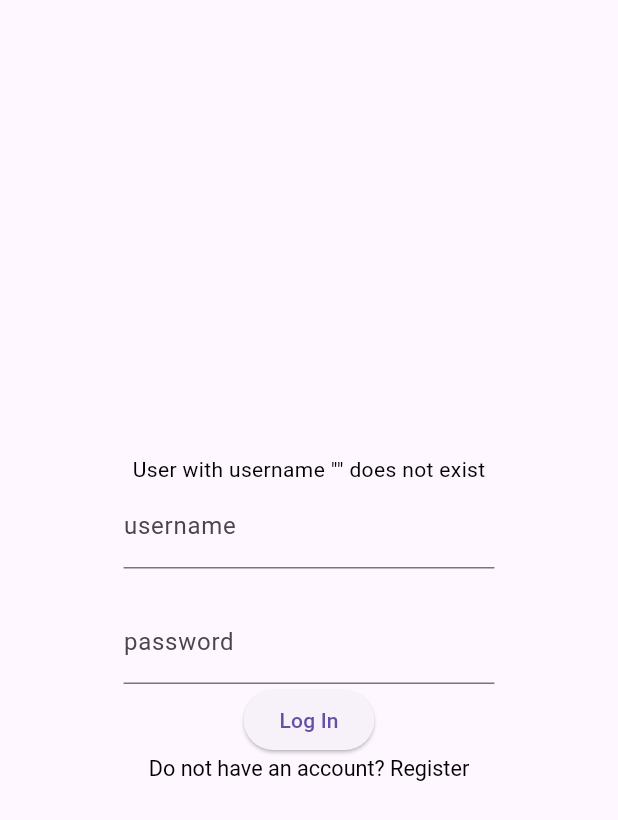
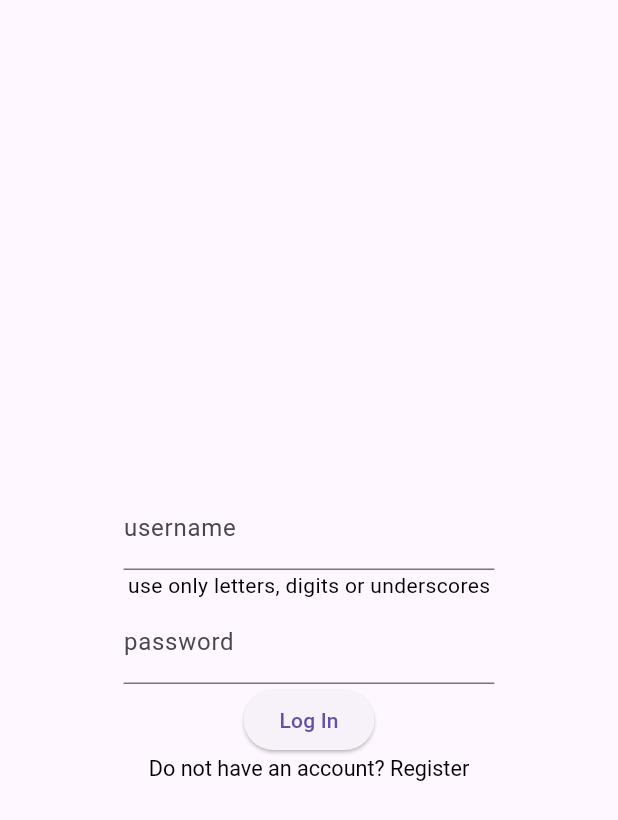
Before and after one commit to BohdanBodakva/my_flutter_application, a Flutter app: the screen it shows after launch, after a tap on "Log In", on a phone screen of 412 x 824 dp. Shown: the top 820 px of the screen. Run offline on Flutter 3.47's test engine with Material 3 defaults, Android fonts, the phone set to English and light mode, and no system bars; our stand-ins replace shared_preferences.

Commit message:
added new functional

```diff
--- a/lib/instances/user.dart
+++ b/lib/instances/user.dart
@@ -9,7 +9,6 @@ class User{
   String name;
   String surname;
 
-
   User({
     required this.username,
     required this.password,
@@ -18,17 +17,21 @@ class User{
     this.surname = '',
   });
 
-  factory User.fromJson(Map<String, String> parsedJson) {
+  static User? fromJson(dynamic parsedJson) {
+    if (parsedJson == null || parsedJson == ''){
+      return null;
+    }
+
     return User(
-      username: parsedJson['username'] ?? "",
-      password: parsedJson['password'] ?? ""
+      username: parsedJson['username'] as String ?? '',
+      password: parsedJson['password'] as String ?? '',
     );
   }
 
   Map<String, dynamic> toJson() {
     return {
-      "username": this.username,
-      "password": this.password
+      'username': username,
+      'password': password,
     };
   }
 
--- a/lib/logic/user_controller.dart
+++ b/lib/logic/user_controller.dart
@@ -1,14 +1,19 @@
+import 'dart:convert';
+
 import 'package:my_flutter_application/instances/user.dart';
+import 'package:shared_preferences/shared_preferences.dart';
 
-class UserController{
-
-  static List<User> __users = [
+abstract class UserController{
+  static final __admin =
     User(
       username: 'admin',
       password: 'admin',
-      name: 'Admin'
-    )
-  ];
+      name: 'Admin',
+    );
+
+  static User getAdmin(){
+    return __admin;
+  }
 
   static String? __currentUsername;
 
@@ -16,9 +21,9 @@ class UserController{
     return __currentUsername;
   }
 
-  static List<User> getAllUsers(){
-    return __users;
-  }
+  // static List<User> getAllUsers(){
+  //   return __users;
+  // }
 
   static void setUsernameAsActive(String username){
     __currentUsername = username;
@@ -28,36 +33,54 @@ class UserController{
     __currentUsername = null;
   }
 
-  static User? getUserByUsername(String username){
-    for (var user in __users){
-      if(user.username == username){
-        return user;
-      }
+  static Future<User?> getUserByUsername(String username) async{
+    var prefs = await SharedPreferences.getInstance();
+    var user = User.fromJson(jsonDecode((prefs.getString(username))!));
+
+    if (user == null){
+      return null;
     }
-    return null;
+
+    return user;
   }
 
-  static bool __checkIfUsernameIsUnique(String username){
-    for (var user in __users){
-      if(user.username == username){
-        return false;
-      }
-    }
-    return true;
-  }
+  // static bool __checkIfUsernameIsUnique(String username) async{
+  //   var prefs = await SharedPreferences.getInstance();
+  //   User user = User.fromJson(jsonDecode((prefs.getString(username))!));
 
-  static String addNewUser(User user){
-    if (!__checkIfUsernameIsUnique(user.username)){
-      return 'User with username "${user.username}" already exists';
-    }
-    __currentUsername = user.username;
-    __users.add(user);
+  //   for (var user in __users){
+  //     if(user.username == username){
+  //       return false;
+  //     }
+  //   }
+  //   return true;
+  // }
+
+  static Future<String> addNewUser(User user) async{
+    var prefs = await SharedPreferences.getInstance();
+
+    prefs.setString(user.username, json.encode(user.toJson()));
+
+    // if (!__checkIfUsernameIsUnique(user.username)){
+    //   return 'User with username "${user.username}" already exists';
+    // }
+    // __currentUsername = user.username;
+    // // __users.add(user);
     return 'User was successfully added';
   }
 
-  static (bool, String) checkLogin(String username, String password){
-    var user = getUserByUsername(username);
-    if (user == null){
+  static Future<(bool, String)> checkLogin(String username, String password) async{
+    var prefs = await SharedPreferences.getInstance();
+
+    var data = prefs.getString(username);
+
+    if (data == null){
+      return (false, 'User with username "${username}" does not exist');
+    }
+
+    var user = User.fromJson(jsonDecode(data!));
+
+    if (user == null || user.username == ''){
       return (false, 'User with username "${username}" does not exist');
     }
     if (user.password == password){
@@ -66,5 +89,4 @@ class UserController{
     }
     return (false, 'Password is wrong');
   }
-
 }
--- a/lib/main.dart
+++ b/lib/main.dart
@@ -1,10 +1,18 @@
+import 'dart:convert';
+
 import 'package:flutter/material.dart';
 import 'package:my_flutter_application/elements/my_calendar.dart';
+import 'package:my_flutter_application/logic/user_controller.dart';
 import 'package:my_flutter_application/pages/home.dart';
 import 'package:my_flutter_application/pages/login.dart';
 import 'package:my_flutter_application/pages/profile.dart';
+import 'package:shared_preferences/shared_preferences.dart';
 
-void main() {
+void main() async {
+  WidgetsFlutterBinding.ensureInitialized();
+  SharedPreferences prefs = await SharedPreferences.getInstance();
+  final admin = UserController.getAdmin();
+  prefs!.setString('admin', json.encode(admin.toJson()));
   runApp(const MyApp());
 }
 
--- a/lib/pages/login.dart
+++ b/lib/pages/login.dart
@@ -30,9 +30,28 @@ class LoginPage extends StatefulWidget {
 class _LoginPageState extends State<LoginPage> {
   final regExp = RegExp(r'[a-zA-Z]');
 
+  // SharedPreferences prefs =
+
+  // @override
+  // void initState() {
+  //   super.initState();
+  //   _initializeStoredValue();
+  // }
+
+  // Future<void> _initializeStoredValue() async {
+  //   prefs = await SharedPreferences.getInstance();
+  //   final admin = UserController.getAdmin();
+  //   await prefs!.setString('admin', jsonEncode(admin));
+  // }
+
   @override
   Widget build(BuildContext context) {
+
+
+
     final mediaQuery = MediaQuery.sizeOf(context);
+
+    final textFieldRegex = RegExp(r'^[a-zA-Z0-9_]+$');
 
     final usernameController = TextEditingController();
     final passwordController = TextEditingController();
@@ -47,66 +66,72 @@ class _LoginPageState extends State<LoginPage> {
     var enteredGroup = '';
 
     bool validateInputFields(){
-      if (RegExp(r'[a-zA-Z]').hasMatch(enteredUsername) ){
-        debugPrint('kkkkkkkkkkkkkkkkkkkkkkkkkkkkkkkkkkkk');
+      if (!textFieldRegex.hasMatch(enteredUsername)){
         setState(() {
-          widget.usernameValidatorMessage = 'enter valid value';
+          widget.usernameValidatorMessage =
+            'use only letters, digits or underscores';
         });
         return false;
       }
-      debugPrint('aaaaaaaaaaaaaaaaaaaaaaaaaaaaaaaaaaa');
 
-      // if (widget.isRegistering){
-      //   if (enteredName == '' || !enteredName.contains(regExp)){
-      //     setState(() {
-      //       widget.nameValidatorMessage = 'enter valid value';
-      //     });
-      //     return false;
-      //   }
-      //   if (enteredSurname == '' || !enteredSurname.contains(regExp)){
-      //     setState(() {
-      //       widget.surnameValidatorMessage = 'enter valid value';
-      //     });
-      //     return false;
-      //   }
-      //   if (enteredGroup == '' || !enteredGroup.contains(regExp)){
-      //     setState(() {
-      //       widget.groupValidatorMessage = 'enter valid value';
-      //     });
-      //     return false;
-      //   }
-      // }
+      if (widget.isRegistering){
+        if (!textFieldRegex.hasMatch(enteredUsername)){
+          setState(() {
+            widget.usernameValidatorMessage =
+              'use only letters, digits or underscores';
+          });
+          return false;
+        }
+        if (!textFieldRegex.hasMatch(enteredUsername)){
+          setState(() {
+            widget.usernameValidatorMessage =
+              'use only letters, digits or underscores';
+          });
+          return false;
+        }
+        if (!textFieldRegex.hasMatch(enteredUsername)){
+          setState(() {
+            widget.usernameValidatorMessage =
+              'use only letters, digits or underscores';
+          });
+          return false;
+        }
+      }
 
       return true;
     }
 
-    void login(){
+    void login()async {
         enteredUsername = usernameController.text as String;
         enteredPassword = passwordController.text as String;
+        widget.infoMessage = '';
+        widget.clearAllValidationMessages();
+
       if (validateInputFields()){
-        var login = UserController.checkLogin(enteredUsername, enteredPassword);
+        var login = await UserController.checkLogin(enteredUsername, enteredPassword);
         final loginStatus = login.$1;
         final info = login.$2;
-        if(loginStatus){
-          widget.infoMessage = '';
-          widget.clearAllValidationMessages();
+        debugPrint('login status: $loginStatus');
+        if(loginStatus.toString() == 'true'){
           Navigator.pushNamed(context, '/');
         } else {
           setState(() {
-            widget.infoMessage = info;
+            widget.infoMessage = info.toString();
           });
         }
       }
     }
 
-    void register(){
+    void register() async{
         enteredUsername = usernameController.text as String;
         enteredPassword = passwordController.text as String;
         enteredName = nameController.text as String;
         enteredSurname = surnameController.text as String;
         enteredGroup = groupController.text as String;
+        widget.infoMessage = '';
+        widget.clearAllValidationMessages();
       if(validateInputFields()){
-        var registerStatus = UserController.addNewUser(
+        var registerStatus = await UserController.addNewUser(
           User(
             username: enteredUsername,
             password: enteredPassword,
@@ -115,13 +140,12 @@ class _LoginPageState extends State<LoginPage> {
             group: enteredGroup,
           ),
         );
+        UserController.setUsernameAsActive(enteredUsername);
         if(registerStatus == 'User was successfully added'){
-          widget.infoMessage = '';
-          widget.clearAllValidationMessages();
           Navigator.pushNamed(context, '/');
         } else {
           setState(() {
-            widget.infoMessage = registerStatus;
+            widget.infoMessage = registerStatus.toString();
           });
         }
       }
@@ -153,7 +177,6 @@ class _LoginPageState extends State<LoginPage> {
                       border: UnderlineInputBorder(),
                       labelText: 'username',
                     ),
-
                     controller: usernameController,
                   ),
                   Text(
```
Also changed, not shown: lib/pages/profile.dart (+42 -10 lines).
